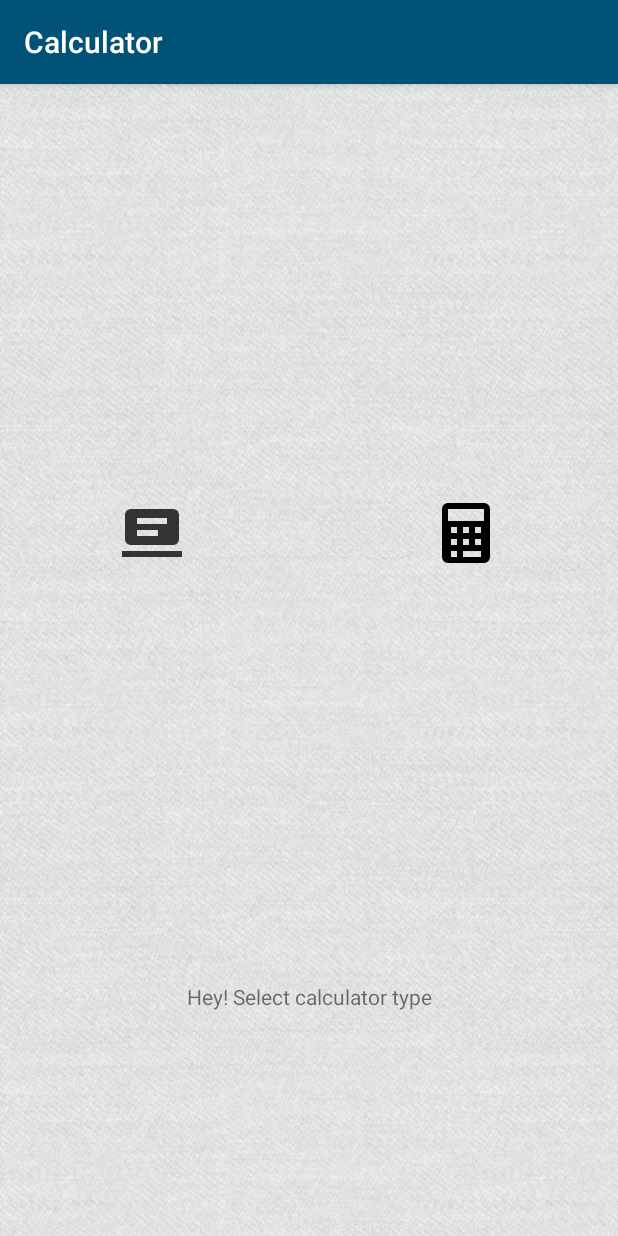
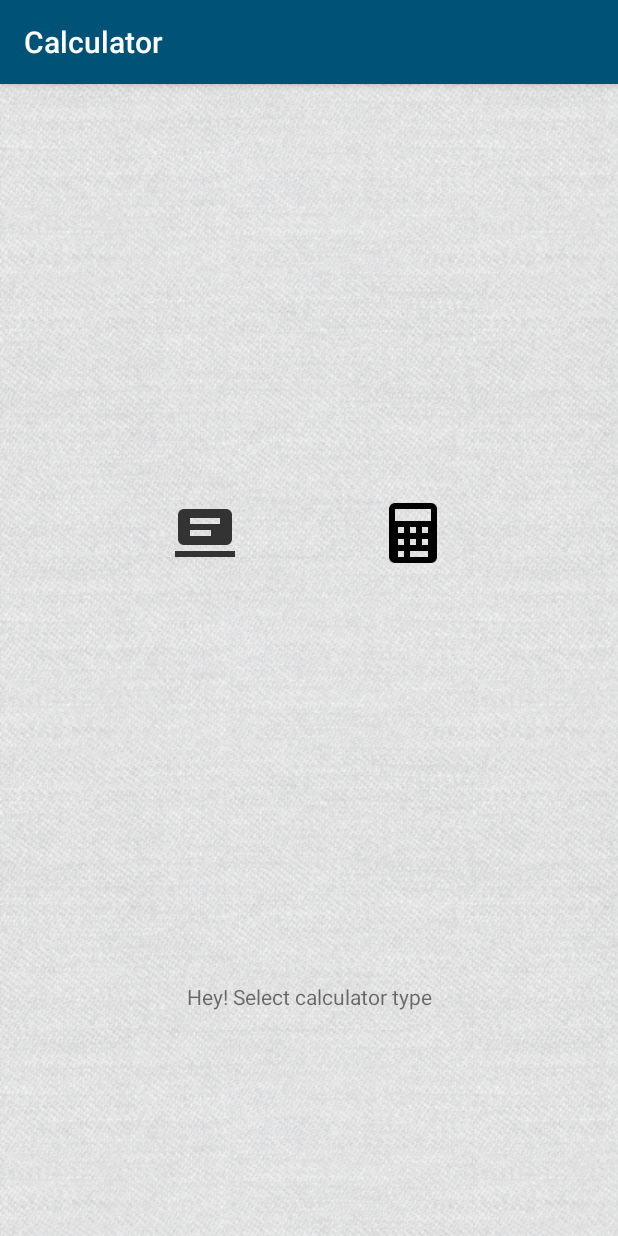
Before and after one commit to prateekro/AndroCalculator, an Android app: the screen it shows after launch (MainActivity), on a phone screen of 412 x 824 dp. Run offline under Robolectric (Android 15) with nearby library versions, the phone set to English and light mode, and no system bars.

Commit message:
Added transition between activity

```diff
--- /dev/null
+++ b/app/src/main/res/anim/slide_from_left.xml
@@ -0,0 +1,8 @@
+<?xml version="1.0" encoding="utf-8"?>
+<set xmlns:android="http://schemas.android.com/apk/res/android"
+    android:shareInterpolator="false">
+    <translate
+        android:fromXDelta="0%" android:toXDelta="100%"
+        android:fromYDelta="0%" android:toYDelta="0%"
+        android:duration="700" />
+</set>
--- /dev/null
+++ b/app/src/main/res/anim/slide_from_right.xml
@@ -0,0 +1,8 @@
+<?xml version="1.0" encoding="utf-8"?>
+<set xmlns:android="http://schemas.android.com/apk/res/android"
+    android:shareInterpolator="false">
+    <translate
+        android:fromXDelta="100%" android:toXDelta="0%"
+        android:fromYDelta="0%" android:toYDelta="0%"
+        android:duration="700" />
+</set>
--- /dev/null
+++ b/app/src/main/res/anim/slide_to_left.xml
@@ -0,0 +1,7 @@
+<?xml version="1.0" encoding="utf-8"?>
+<set xmlns:android="http://schemas.android.com/apk/res/android"
+    android:shareInterpolator="false">
+    <translate android:fromXDelta="0%" android:toXDelta="-100%"
+        android:fromYDelta="0%" android:toYDelta="0%"
+        android:duration="700"/>
+</set>
--- /dev/null
+++ b/app/src/main/res/anim/slide_to_right.xml
@@ -0,0 +1,7 @@
+<?xml version="1.0" encoding="utf-8"?>
+<set xmlns:android="http://schemas.android.com/apk/res/android"
+    android:shareInterpolator="false">
+    <translate android:fromXDelta="-100%" android:toXDelta="0%"
+        android:fromYDelta="0%" android:toYDelta="0%"
+        android:duration="700"/>
+</set>
--- a/app/src/main/res/layout/activity_main.xml
+++ b/app/src/main/res/layout/activity_main.xml
@@ -26,7 +26,7 @@
         android:layout_marginEnd="8dp"
         app:layout_constraintBottom_toBottomOf="@+id/btnCal2"
         app:layout_constraintEnd_toEndOf="parent"
-        app:layout_constraintHorizontal_bias="0.2"
+        app:layout_constraintHorizontal_bias="0.3"
         app:layout_constraintStart_toStartOf="parent" />
 
     <Button
@@ -39,7 +39,7 @@
         android:layout_marginBottom="8dp"
         app:layout_constraintBottom_toTopOf="@+id/textView"
         app:layout_constraintEnd_toEndOf="parent"
-        app:layout_constraintHorizontal_bias="0.8"
+        app:layout_constraintHorizontal_bias="0.7"
         app:layout_constraintStart_toStartOf="parent"
         app:layout_constraintTop_toTopOf="parent" />
 
--- /dev/null
+++ b/app/src/main/res/values/integers.xml
@@ -0,0 +1,4 @@
+<?xml version="1.0" encoding="utf-8"?>
+<resources>
+    <integer name="slide_animation_duration">300</integer>
+</resources>
```
Also changed, not shown: app/src/main/java/com/prateek/calculator/ButtonCalculator.java (+10 -56 lines), app/src/main/java/com/prateek/calculator/MainActivity.java (+9 -0 lines), app/src/main/java/com/prateek/calculator/utils/Util.java (+47 -0 lines).
